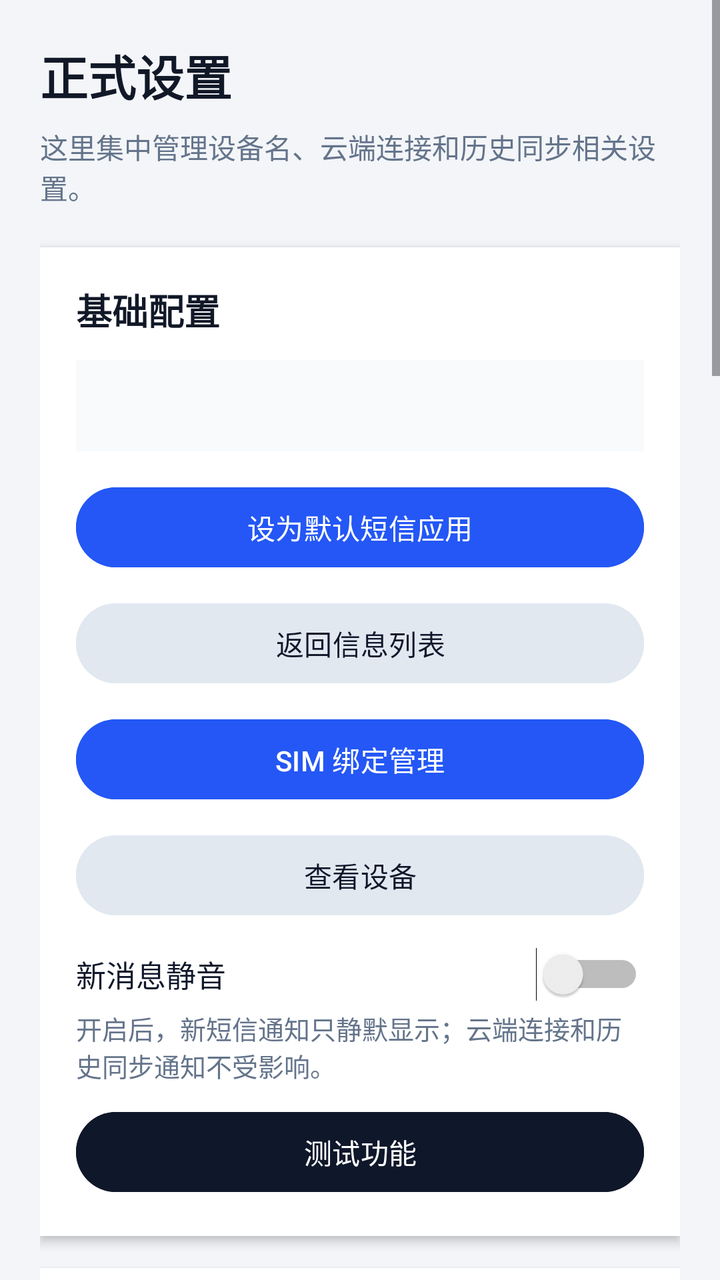
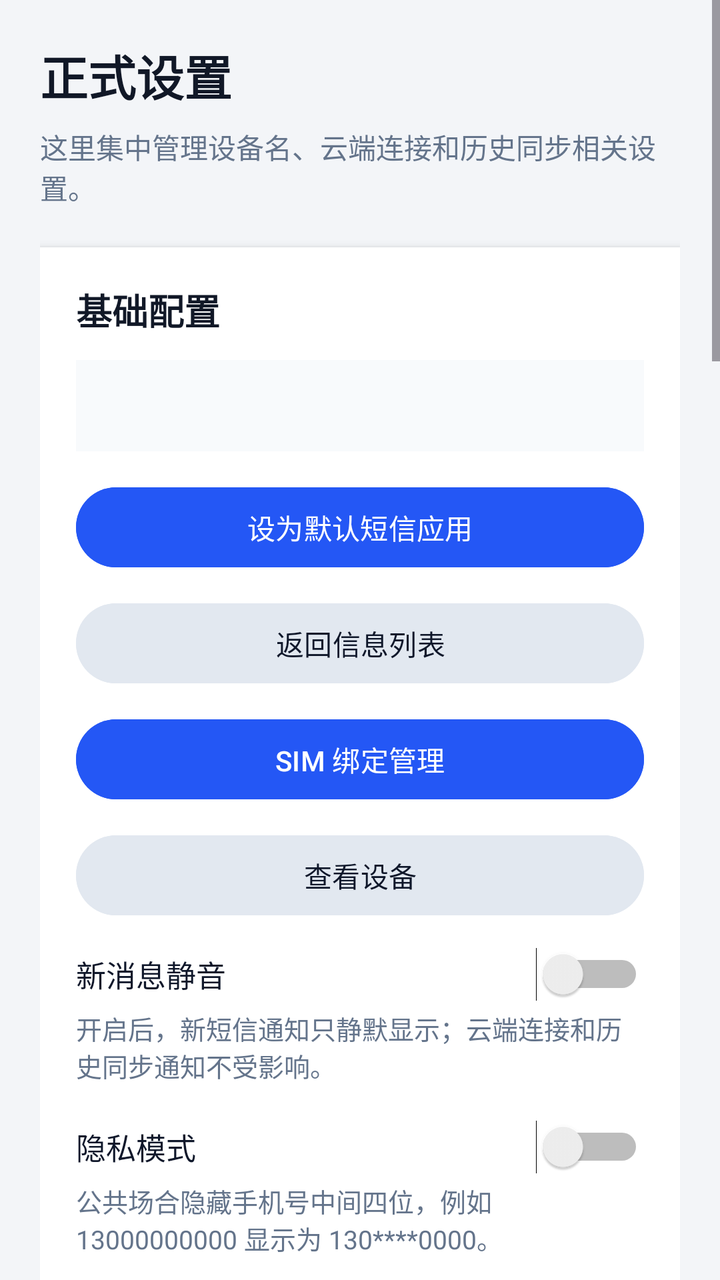

An Android layout rendered at two revisions. The XML below is the earlier revision; the diff shows what the commit changed to produce the second picture.
<!-- AndroidManifest.xml: application theme Theme.DSIM -->
<!-- res/layout/activity_settings.xml -->
<?xml version="1.0" encoding="utf-8"?>
<ScrollView xmlns:android="http://schemas.android.com/apk/res/android"
    android:layout_width="match_parent"
    android:layout_height="match_parent"
    android:background="#F3F5F8"
    android:fillViewport="true">

    <LinearLayout
        android:layout_width="match_parent"
        android:layout_height="wrap_content"
        android:orientation="vertical"
        android:padding="20dp">

        <TextView
            android:layout_width="match_parent"
            android:layout_height="wrap_content"
            android:text="正式设置"
            android:textColor="#111827"
            android:textSize="24sp"
            android:textStyle="bold" />

        <TextView
            android:layout_width="match_parent"
            android:layout_height="wrap_content"
            android:layout_marginTop="8dp"
            android:text="这里集中管理设备名、云端连接和历史同步相关设置。"
            android:textColor="#64748B"
            android:textSize="14sp" />

        <LinearLayout
            android:layout_width="match_parent"
            android:layout_height="wrap_content"
            android:layout_marginTop="20dp"
            android:background="#FFFFFF"
            android:elevation="3dp"
            android:orientation="vertical"
            android:padding="18dp">

            <TextView
                android:layout_width="match_parent"
                android:layout_height="wrap_content"
                android:text="基础配置"
                android:textColor="#111827"
                android:textSize="18sp"
                android:textStyle="bold" />

            <TextView
                android:id="@+id/tvDefaultSmsStatus"
                android:layout_width="match_parent"
                android:layout_height="wrap_content"
                android:layout_marginTop="12dp"
                android:background="#F8FAFC"
                android:padding="14dp"
                android:textColor="#475569"
                android:textSize="13sp" />

            <Button
                android:id="@+id/btnRequestDefaultSmsSetting"
                android:layout_width="match_parent"
                android:layout_height="wrap_content"
                android:layout_marginTop="14dp"
                android:backgroundTint="#2457F5"
                android:text="设为默认短信应用"
                android:textAllCaps="false"
                android:textColor="#FFFFFF" />

            <Button
                android:id="@+id/btnOpenInboxSetting"
                android:layout_width="match_parent"
                android:layout_height="wrap_content"
                android:layout_marginTop="10dp"
                android:backgroundTint="#E2E8F0"
                android:text="返回信息列表"
                android:textAllCaps="false"
                android:textColor="#0F172A" />

            <Button
                android:id="@+id/btnManageSimSetting"
                android:layout_width="match_parent"
                android:layout_height="wrap_content"
                android:layout_marginTop="10dp"
                android:backgroundTint="#2457F5"
                android:text="SIM 绑定管理"
                android:textAllCaps="false"
                android:textColor="#FFFFFF" />

            <Button
                android:id="@+id/btnViewDevicesSetting"
                android:layout_width="match_parent"
                android:layout_height="wrap_content"
                android:layout_marginTop="10dp"
                android:backgroundTint="#E2E8F0"
                android:text="查看设备"
                android:textAllCaps="false"
                android:textColor="#0F172A" />

            <Switch
                android:id="@+id/switchMuteNotificationsSetting"
                android:layout_width="match_parent"
                android:layout_height="wrap_content"
                android:layout_marginTop="12dp"
                android:text="新消息静音"
                android:textColor="#0F172A"
                android:textSize="15sp" />

            <TextView
                android:layout_width="match_parent"
                android:layout_height="wrap_content"
                android:layout_marginTop="4dp"
                android:text="开启后，新短信通知只静默显示；云端连接和历史同步通知不受影响。"
                android:textColor="#64748B"
                android:textSize="13sp" />

            <Button
                android:id="@+id/btnOpenTestTools"
                android:layout_width="match_parent"
                android:layout_height="wrap_content"
                android:layout_marginTop="10dp"
                android:backgroundTint="#0F172A"
                android:text="测试功能"
                android:textAllCaps="false"
                android:textColor="#FFFFFF" />
        </LinearLayout>

        <LinearLayout
            android:layout_width="match_parent"
            android:layout_height="wrap_content"
            android:layout_marginTop="16dp"
            android:background="#FFFFFF"
            android:elevation="3dp"
            android:orientation="vertical"
            android:padding="18dp">

            <TextView
                android:layout_width="match_parent"
                android:layout_height="wrap_content"
                android:text="设备名称"
                android:textColor="#111827"
                android:textSize="18sp"
                android:textStyle="bold" />

            <TextView
                android:id="@+id/tvCurrentDeviceName"
                android:layout_width="match_parent"
                android:layout_height="wrap_content"
                android:layout_marginTop="14dp"
                android:textColor="#334155"
                android:textSize="15sp" />

            <TextView
                android:id="@+id/tvSystemDeviceName"
                android:layout_width="match_parent"
                android:layout_height="wrap_content"
                android:layout_marginTop="6dp"
                android:textColor="#64748B"
                android:textSize="14sp" />

            <EditText
                android:id="@+id/etDeviceName"
                android:layout_width="match_parent"
                android:layout_height="wrap_content"
                android:layout_marginTop="16dp"
                android:background="#F8FAFC"
                android:hint="输入新的设备名"
                android:maxLength="32"
                android:padding="14dp"
                android:singleLine="true"
                android:textColor="#111827"
                android:textSize="15sp" />

            <TextView
                android:layout_width="match_parent"
                android:layout_height="wrap_content"
                android:layout_marginTop="10dp"
                android:text="保存后，会话来源、设备列表和云端展示都会使用新的名称。"
                android:textColor="#64748B"
                android:textSize="13sp" />

            <Button
                android:id="@+id/btnSaveDeviceName"
                android:layout_width="match_parent"
                android:layout_height="wrap_content"
                android:layout_marginTop="18dp"
                android:backgroundTint="#2457F5"
                android:text="保存设备名"
                android:textAllCaps="false"
                android:textColor="#FFFFFF" />

            <Button
                android:id="@+id/btnResetDeviceName"
                android:layout_width="match_parent"
                android:layout_height="wrap_content"
                android:layout_marginTop="10dp"
                android:backgroundTint="#E2E8F0"
                android:text="恢复系统默认"
                android:textAllCaps="false"
                android:textColor="#0F172A" />
        </LinearLayout>

        <LinearLayout
            android:layout_width="match_parent"
            android:layout_height="wrap_content"
            android:layout_marginTop="16dp"
            android:background="#FFFFFF"
            android:elevation="3dp"
            android:orientation="vertical"
            android:padding="18dp">

            <TextView
                android:layout_width="match_parent"
                android:layout_height="wrap_content"
                android:text="云端连接"
                android:textColor="#111827"
                android:textSize="18sp"
                android:textStyle="bold" />

            <EditText
                android:id="@+id/etMqttBrokerSetting"
                android:layout_width="match_parent"
                android:layout_height="wrap_content"
                android:layout_marginTop="16dp"
                android:background="#F8FAFC"
                android:hint="云端 Broker"
                android:padding="14dp"
                android:singleLine="true"
                android:textColor="#111827"
                android:textSize="14sp" />

            <EditText
                android:id="@+id/etMqttTopicSetting"
                android:layout_width="match_parent"
                android:layout_height="wrap_content"
                android:layout_marginTop="10dp"
                android:background="#F8FAFC"
                android:hint="同步主题"
                android:padding="14dp"
                android:singleLine="true"
                android:textColor="#111827"
                android:textSize="14sp" />

            <EditText
                android:id="@+id/etMqttPasswordSetting"
                android:layout_width="match_parent"
                android:layout_height="wrap_content"
                android:layout_marginTop="10dp"
                android:background="#FFF7ED"
                android:hint="端到端加密口令"
                android:inputType="textPassword"
                android:padding="14dp"
                android:singleLine="true"
                android:textColor="#111827"
                android:textSize="14sp" />

            <Button
                android:id="@+id/btnSaveCloudConfig"
                android:layout_width="match_parent"
                android:layout_height="wrap_content"
                android:layout_marginTop="14dp"
                android:backgroundTint="#E2E8F0"
                android:text="保存云端配置"
                android:textAllCaps="false"
                android:textColor="#0F172A" />

            <Button
                android:id="@+id/btnConnectCloudSetting"
                android:layout_width="match_parent"
                android:layout_height="wrap_content"
                android:layout_marginTop="10dp"
                android:backgroundTint="#2457F5"
                android:text="连接云端"
                android:textAllCaps="false"
                android:textColor="#FFFFFF" />

            <TextView
                android:id="@+id/tvCloudConnectionStatus"
                android:layout_width="match_parent"
                android:layout_height="wrap_content"
                android:layout_marginTop="10dp"
                android:background="#F8FAFC"
                android:padding="12dp"
                android:textColor="#475569"
                android:textSize="13sp" />

            <Switch
                android:id="@+id/switchAutoConnectSetting"
                android:layout_width="match_parent"
                android:layout_height="wrap_content"
                android:layout_marginTop="16dp"
                android:text="开机自动连接云端"
                android:textColor="#0F172A"
                android:textSize="15sp" />

            <TextView
                android:layout_width="match_parent"
                android:layout_height="wrap_content"
                android:layout_marginTop="4dp"
                android:text="设备开机后自动拉起后台服务，并尝试接入当前通道。"
                android:textColor="#64748B"
                android:textSize="13sp" />

            <Switch
                android:id="@+id/switchAutoReconnectSetting"
                android:layout_width="match_parent"
                android:layout_height="wrap_content"
                android:layout_marginTop="18dp"
                android:text="断线后自动重连"
                android:textColor="#0F172A"
                android:textSize="15sp" />

            <TextView
                android:id="@+id/tvAutoReconnectHint"
                android:layout_width="match_parent"
                android:layout_height="wrap_content"
                android:layout_marginTop="4dp"
                android:text="网络中断后由后台自动重连。变更后会在下次连接时生效。"
                android:textColor="#64748B"
                android:textSize="13sp" />
        </LinearLayout>

        <LinearLayout
            android:layout_width="match_parent"
            android:layout_height="wrap_content"
            android:layout_marginTop="16dp"
            android:background="#FFFFFF"
            android:elevation="3dp"
            android:orientation="vertical"
            android:padding="18dp">

            <TextView
                android:layout_width="match_parent"
                android:layout_height="wrap_content"
                android:text="系统历史短信"
                android:textColor="#111827"
                android:textSize="18sp"
                android:textStyle="bold" />

            <Switch
                android:id="@+id/switchSystemHistoryImport"
                android:layout_width="match_parent"
                android:layout_height="wrap_content"
                android:layout_marginTop="16dp"
                android:text="允许手动导入系统历史短信"
                android:textColor="#0F172A"
                android:textSize="15sp" />

            <TextView
                android:id="@+id/tvSystemHistoryImportHint"
                android:layout_width="match_parent"
                android:layout_height="wrap_content"
                android:layout_marginTop="4dp"
                android:text="默认关闭。开启后可手动读取系统历史短信；如已连接云端，会按队列逐条同步并等待对端确认。"
                android:textColor="#64748B"
                android:textSize="13sp" />

            <Switch
                android:id="@+id/switchAllowRemoteHistorySync"
                android:layout_width="match_parent"
                android:layout_height="wrap_content"
                android:layout_marginTop="18dp"
                android:text="允许远程发起历史同步"
                android:textColor="#0F172A"
                android:textSize="15sp" />

            <TextView
                android:layout_width="match_parent"
                android:layout_height="wrap_content"
                android:layout_marginTop="4dp"
                android:text="开启后，本机在线时可被其他设备加入历史同步队列。"
                android:textColor="#64748B"
                android:textSize="13sp" />

            <Button
                android:id="@+id/btnImportSystemHistory"
                android:layout_width="match_parent"
                android:layout_height="wrap_content"
                android:layout_marginTop="16dp"
                android:backgroundTint="#2E7D32"
                android:text="本机立即开始"
                android:textAllCaps="false"
                android:textColor="#FFFFFF" />

            <Button
                android:id="@+id/btnOpenRemoteQueueManager"
                android:layout_width="match_parent"
                android:layout_height="wrap_content"
                android:layout_marginTop="10dp"
                android:backgroundTint="#2457F5"
                android:text="远程发起其他设备"
                android:textAllCaps="false"
                android:textColor="#FFFFFF" />

            <Button
                android:id="@+id/btnResetHistoryImport"
                android:layout_width="match_parent"
                android:layout_height="wrap_content"
                android:layout_marginTop="10dp"
                android:backgroundTint="#FDE68A"
                android:text="重置本机读取进度"
                android:textAllCaps="false"
                android:textColor="#78350F" />

            <Button
                android:id="@+id/btnViewHistoryQueue"
                android:layout_width="match_parent"
                android:layout_height="wrap_content"
                android:layout_marginTop="10dp"
                android:backgroundTint="#E2E8F0"
                android:text="查看历史同步队列"
                android:textAllCaps="false"
                android:textColor="#0F172A" />

            <TextView
                android:id="@+id/tvSystemHistoryImportStatus"
                android:layout_width="match_parent"
                android:layout_height="wrap_content"
                android:layout_marginTop="12dp"
                android:background="#F8FAFC"
                android:lineSpacingExtra="2dp"
                android:padding="14dp"
                android:textColor="#475569"
                android:textSize="13sp" />
        </LinearLayout>
    </LinearLayout>
</ScrollView>
<!-- resources referenced by this layout -->
<resources>
  <style name="Theme.DSIM" parent="Base.Theme.DSIM" />
  <style name="Base.Theme.DSIM" parent="Theme.Material3.DayNight.NoActionBar">
          
          
      </style>
</resources>

<!-- the commit's change to res/layout/activity_settings.xml (unified diff, before → after) -->
@@ -111,11 +111,28 @@
                 android:textColor="#64748B"
                 android:textSize="13sp" />
 
+            <Switch
+                android:id="@+id/switchPrivacyModeSetting"
+                android:layout_width="match_parent"
+                android:layout_height="wrap_content"
+                android:layout_marginTop="18dp"
+                android:text="隐私模式"
+                android:textColor="#0F172A"
+                android:textSize="15sp" />
+
+            <TextView
+                android:layout_width="match_parent"
+                android:layout_height="wrap_content"
+                android:layout_marginTop="4dp"
+                android:text="公共场合隐藏手机号中间四位，例如 13000000000 显示为 130****0000。"
+                android:textColor="#64748B"
+                android:textSize="13sp" />
+
             <Button
                 android:id="@+id/btnOpenTestTools"
                 android:layout_width="match_parent"
                 android:layout_height="wrap_content"
-                android:layout_marginTop="10dp"
+                android:layout_marginTop="12dp"
                 android:backgroundTint="#0F172A"
                 android:text="测试功能"
                 android:textAllCaps="false"
